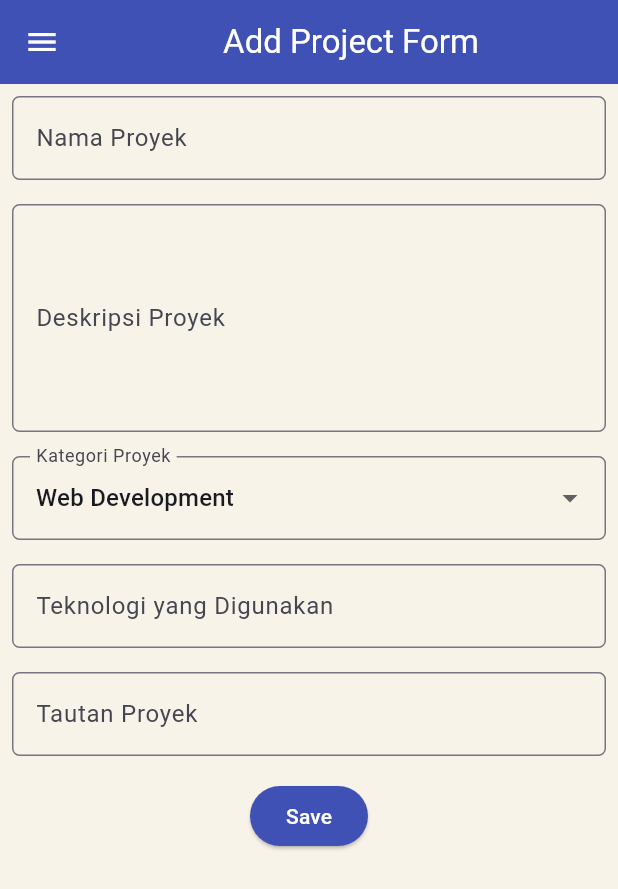
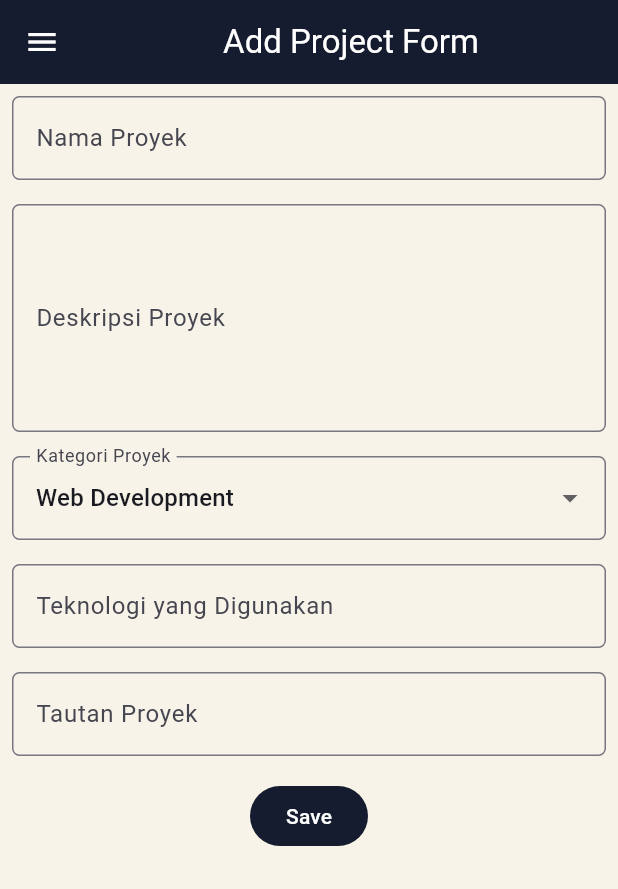
Before and after one commit to Kiara996/myportfolio_mobile, a Flutter app: the screen it shows after launch, after a tap on "Tambah Proyek", on a phone screen of 412 x 824 dp. Shown: the top 889 px of the screen. Run offline on Flutter 3.47's test engine with Material 3 defaults, Android fonts, the phone set to English and light mode, and no system bars; our stand-ins replace material_ui.

Commit message:
refactor(theme): use theme primary color in drawer header and project form

```diff
--- a/lib/screens/project_form.dart
+++ b/lib/screens/project_form.dart
@@ -86,8 +86,8 @@ class _ProjectFormPageState extends State<ProjectFormPage> {
     return Scaffold(
       appBar: AppBar(
         title: const Center(child: Text('Add Project Form')),
-        backgroundColor: Colors.indigo,
-        foregroundColor: Colors.white,
+        backgroundColor: Theme.of(context).colorScheme.primary,
+        foregroundColor: Theme.of(context).colorScheme.onPrimary,
       ),
       drawer: const LeftDrawer(),
       body: Form(
@@ -194,19 +194,13 @@ class _ProjectFormPageState extends State<ProjectFormPage> {
                 alignment: Alignment.bottomCenter,
                 child: Padding(
                   padding: const EdgeInsets.all(8.0),
-                  child: ElevatedButton(
-                    style: ButtonStyle(
-                      backgroundColor: WidgetStateProperty.all(Colors.indigo),
-                    ),
+                  child: FilledButton(
                     onPressed: () {
                       if (_formKey.currentState!.validate()) {
                         _showSummary();
                       }
                     },
-                    child: const Text(
-                      "Save",
-                      style: TextStyle(color: Colors.white),
-                    ),
+                    child: const Text("Save"),
                   ),
                 ),
               ),
--- a/lib/widgets/left_drawer.dart
+++ b/lib/widgets/left_drawer.dart
@@ -13,9 +13,11 @@ class LeftDrawer extends StatelessWidget {
     return Drawer(
       child: ListView(
         children: [
-          const DrawerHeader(
-            decoration: BoxDecoration(color: Colors.indigo),
-            child: Column(
+          DrawerHeader(
+            decoration: BoxDecoration(
+              color: Theme.of(context).colorScheme.primary,
+            ),
+            child: const Column(
               crossAxisAlignment: CrossAxisAlignment.start,
               children: [
                 Text(
```
